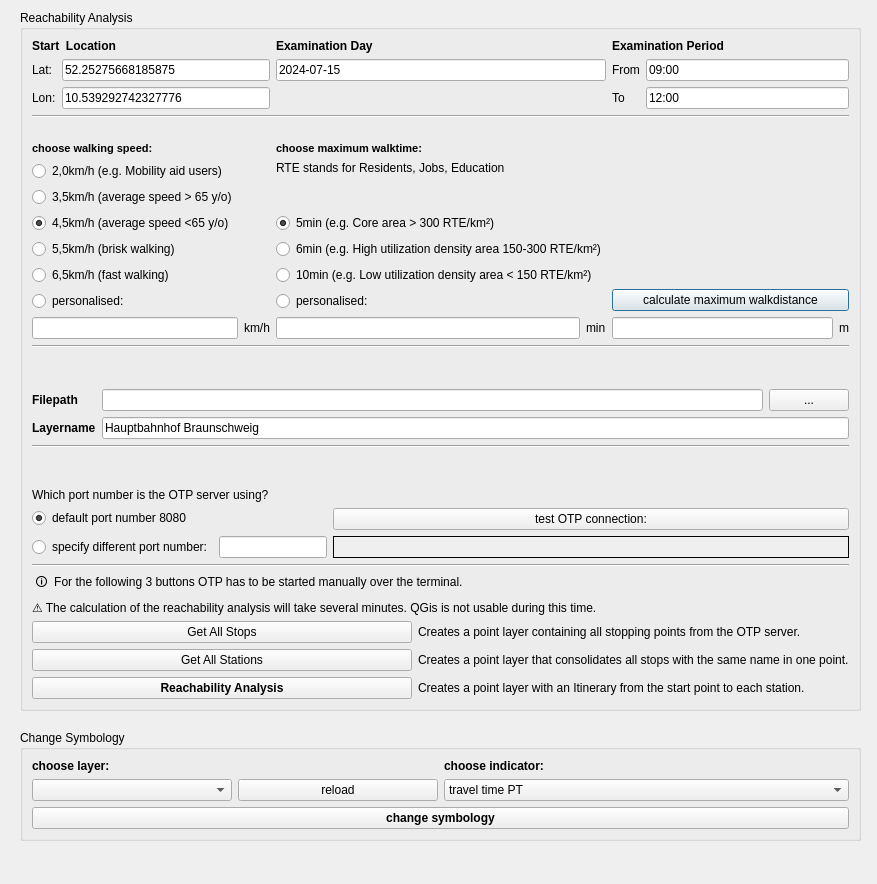
The window that public_transit_analysis_dialog_base.ui (ThanDerJoren/transitReachabilityAnalyser) describes before a commit, drawn with Qt 5.
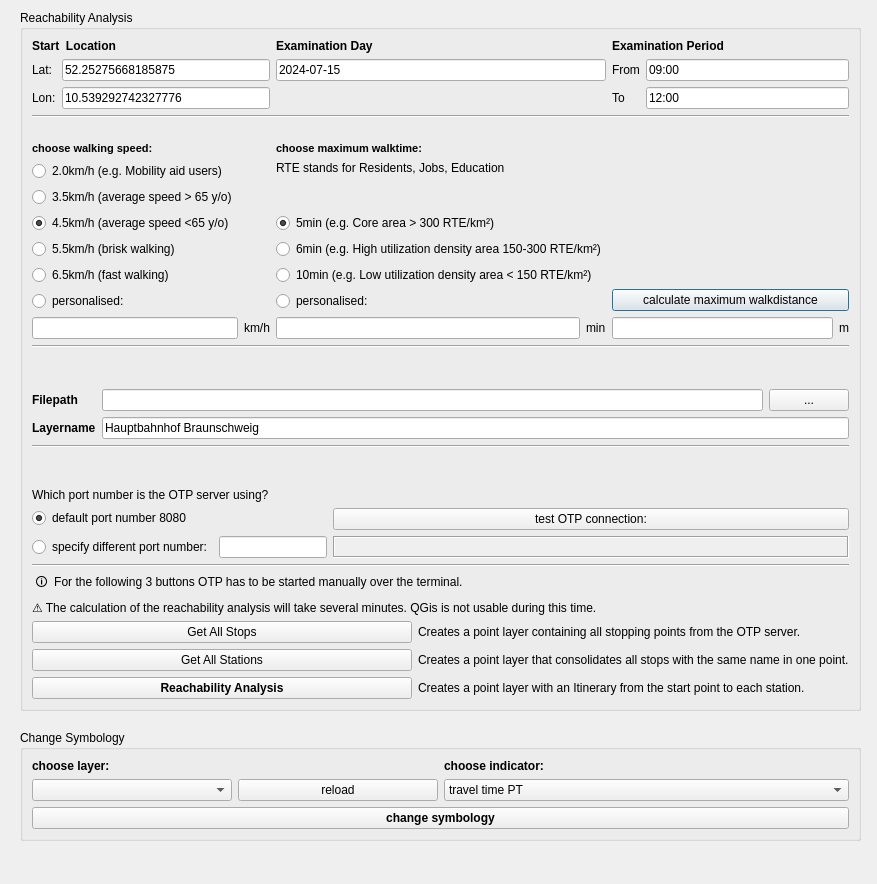
The same window after the commit.

What changed in the file:
```diff
--- a/public_transit_analysis_dialog_base.ui
+++ b/public_transit_analysis_dialog_base.ui
@@ -55,7 +55,7 @@
              <locale language="English" country="UnitedKingdom"/>
             </property>
             <property name="text">
-             <string>2,0km/h (e.g. Mobility aid users)</string>
+             <string>2.0km/h (e.g. Mobility aid users)</string>
             </property>
             <attribute name="buttonGroup">
              <string notr="true">rb_group_walkspeed</string>
@@ -68,7 +68,7 @@
              <locale language="English" country="UnitedKingdom"/>
             </property>
             <property name="text">
-             <string>3,5km/h (average speed &gt; 65 y/o)</string>
+             <string>3.5km/h (average speed &gt; 65 y/o)</string>
             </property>
             <attribute name="buttonGroup">
              <string notr="true">rb_group_walkspeed</string>
@@ -81,7 +81,7 @@
              <locale language="English" country="UnitedKingdom"/>
             </property>
             <property name="text">
-             <string>4,5km/h (average speed &lt;65 y/o)</string>
+             <string>4.5km/h (average speed &lt;65 y/o)</string>
             </property>
             <property name="checked">
              <bool>true</bool>
@@ -97,7 +97,7 @@
              <locale language="English" country="UnitedKingdom"/>
             </property>
             <property name="text">
-             <string>5,5km/h (brisk walking)</string>
+             <string>5.5km/h (brisk walking)</string>
             </property>
             <attribute name="buttonGroup">
              <string notr="true">rb_group_walkspeed</string>
@@ -110,7 +110,7 @@
              <locale language="English" country="UnitedKingdom"/>
             </property>
             <property name="text">
-             <string>6,5km/h (fast walking)</string>
+             <string>6.5km/h (fast walking)</string>
             </property>
             <attribute name="buttonGroup">
              <string notr="true">rb_group_walkspeed</string>
@@ -740,6 +740,9 @@
           <property name="frameShape">
            <enum>QFrame::Box</enum>
           </property>
+          <property name="frameShadow">
+           <enum>QFrame::Sunken</enum>
+          </property>
           <property name="text">
            <string/>
           </property>
```
Left out of the diff: 2 changed lines with no effect on the pictures.
